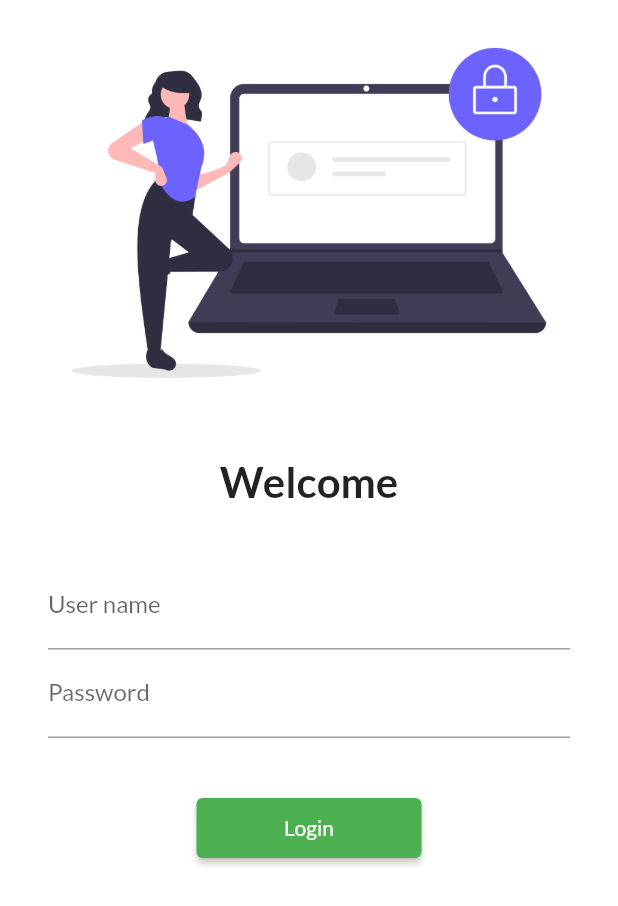
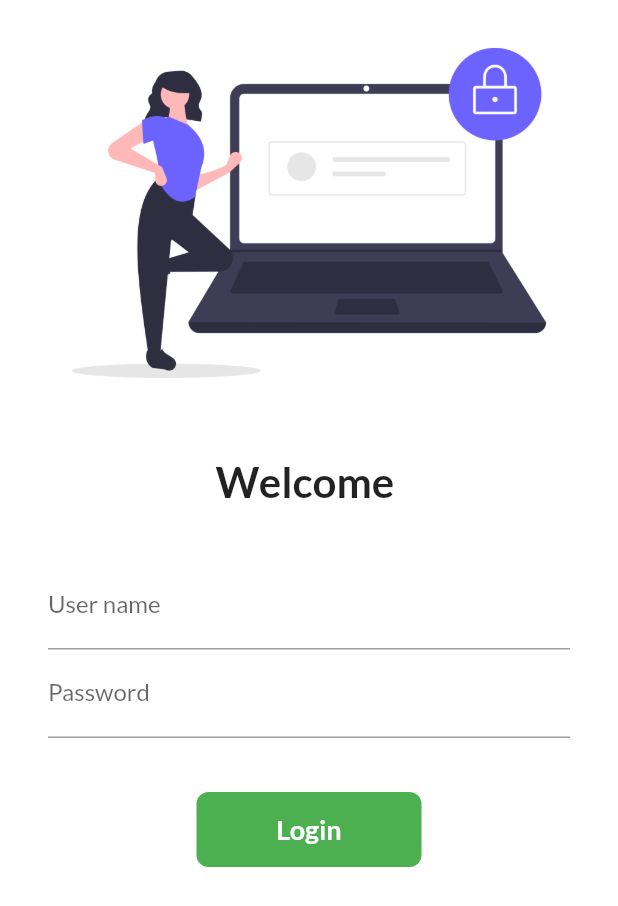
Before and after one commit to raj77600/fluterDemo, a Flutter app: the screen it shows after launch, on a phone screen of 412 x 824 dp. Shown: the top 906 px of the screen. Run offline on Flutter 3.47's test engine with Material 2 defaults, Android fonts, the phone set to English and light mode, and no system bars; our stand-ins replace google_fonts.

Commit message:
Day 6 Complate

```diff
--- a/lib/pages/login_page.dart
+++ b/lib/pages/login_page.dart
@@ -5,9 +5,17 @@ import 'package:flutter/cupertino.dart';
 import 'package:flutter/material.dart';
 
 
-class Loginpage extends StatelessWidget{
+class Loginpage extends StatefulWidget{
+  @override
+  _LoginpageState createState() => _LoginpageState();
+}
+
+class _LoginpageState extends State<Loginpage> {
+  String name="";
+  bool changebutton=false;
   @override
   Widget build(BuildContext context) {
+
     return Material(
       color: Colors.white,
 
@@ -19,7 +27,7 @@ class Loginpage extends StatelessWidget{
           Image.asset("assets/images/login_image.png",fit: BoxFit.cover,),
           SizedBox(height: 20,),
 
-          Text("Welcome",style: TextStyle(fontSize: 28,fontWeight: FontWeight.bold
+          Text("Welcome $name",style: TextStyle(fontSize: 28,fontWeight: FontWeight.bold
 
           ),
           ),
@@ -33,6 +41,12 @@ class Loginpage extends StatelessWidget{
                         labelText: "User name"
 
                     ),
+                    onChanged:(value) {
+                      name=value;
+                      setState(() {
+
+                      });
+                    },
                   ),
                   TextFormField(
                     obscureText: true,
@@ -46,17 +60,49 @@ class Loginpage extends StatelessWidget{
               )
           ),
           SizedBox(height: 20,),
-          ElevatedButton(onPressed: ()
-              {
-                Navigator.pushNamed(context, MyRouts.homegrouts);
-              },child: Text ("Login"),
-          style: TextButton.styleFrom(minimumSize:Size (150,40)))
-        ],
+        InkWell(
+          onTap:() async{
+            setState(() {
+              changebutton=true;
+            });
+            await Future.delayed(Duration(seconds: 1));
+            Navigator.pushNamed(context, MyRouts.homegrouts);
+          } ,
+          child:AnimatedContainer(
+            duration: Duration(
+              seconds: 1
+            ),
+              height: 50,
+              width:changebutton ?50:150,
+
+              alignment: Alignment.center,
+              child: changebutton?Icon(Icons.done,color: Colors.white,):Text(
+                "Login",
+                style: TextStyle(
+
+                    color: Colors.white,
+                    fontWeight: FontWeight.bold,
+                    fontSize: 18
+                ),
+              ),
+              decoration: BoxDecoration(
+                  color: Colors.green,
+                 /* shape: changebutton? BoxShape.circle:BoxShape.rectangle*/
+                  borderRadius: BorderRadius.circular(changebutton?50:8)
+              ),
+        )
+
+        )
+        //   ElevatedButton(onPressed: ()
+        //       {
+        //         Navigator.pushNamed(context, MyRouts.homegrouts);
+        //       },child: Text ("Login"),
+        //   style: TextButton.styleFrom(minimumSize:Size (150,40)))
+         ],
 
       ),
       ),
 
     );
   }
-
 }
```
